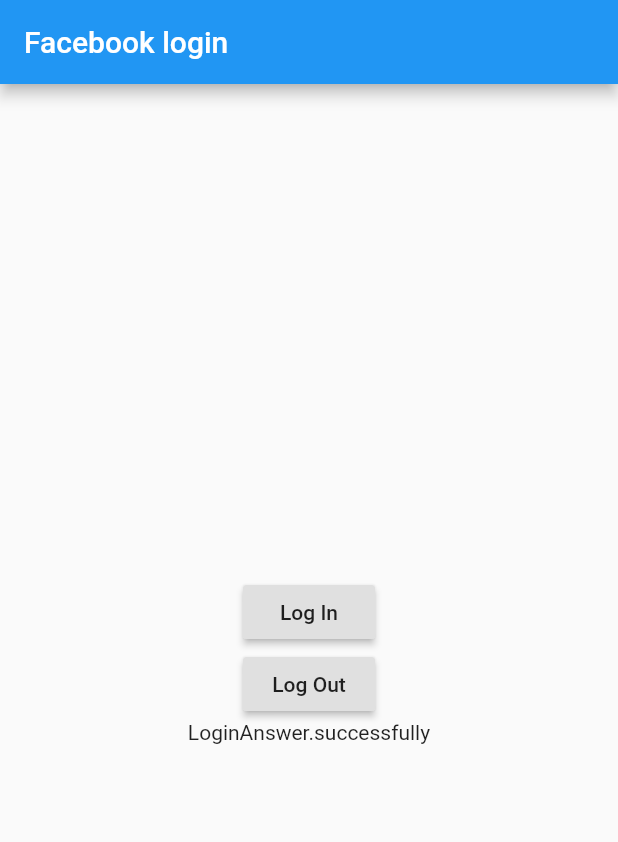
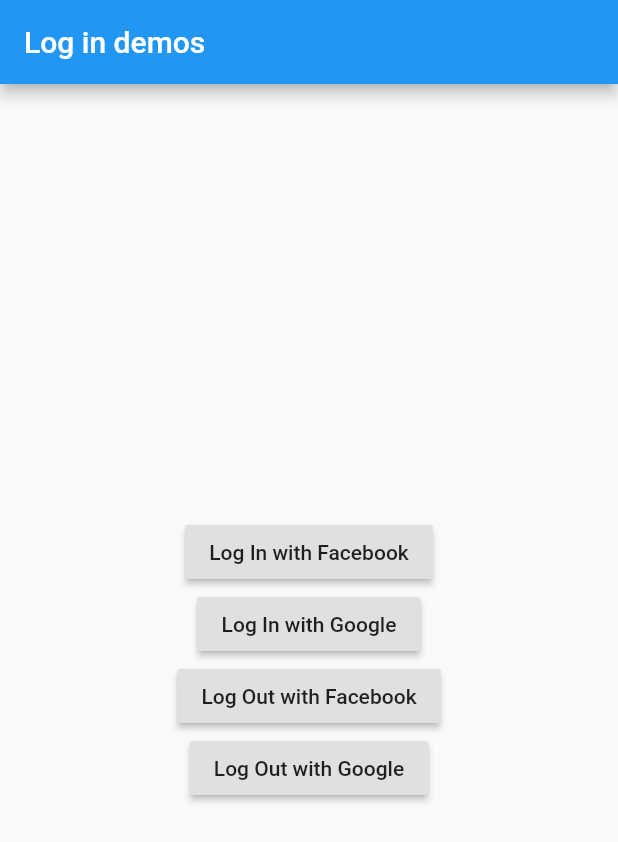
Before and after one commit to abvg9/pictron, a Flutter app: the screen it shows after launch, on a phone screen of 412 x 824 dp. Shown: the top 842 px of the screen. Run offline on Flutter 3.47's test engine with Material 2 defaults, Android fonts, the phone set to English and light mode, and no system bars; our stand-ins replace google_sign_in; missing offline and left inert: flutter_facebook_login.

Commit message:
Implemented facebook login independient of the view and fixed the privacy of a variable in google login.

```diff
--- a/lib/logic/auth/facebook/facebook_sign_client.dart
+++ b/lib/logic/auth/facebook/facebook_sign_client.dart
@@ -1,82 +1,39 @@
-import 'package:flutter/cupertino.dart';
 import 'package:flutter_facebook_login/flutter_facebook_login.dart';
-import 'package:flutter/material.dart';
 
-enum LoginAnswer { successfully, cancelled, error, logOut }
+enum SingAnswer { successfully, cancelled, error, logOut }
 
-class FacebookSignClient extends StatefulWidget {
-  const FacebookSignClient({Key key, this.title}) : super(key: key);
+class FacebookSignClient {
 
-  @override
-  _FacebookSignClientState createState() => _FacebookSignClientState();
-
-  final String title;
-}
-
-class _FacebookSignClientState extends State<FacebookSignClient> {
-  _FacebookSignClientState() {
+  FacebookSignClient() {
     _facebookLogin = FacebookLogin();
-    _infoMessage = LoginAnswer.successfully;
   }
 
   FacebookLogin _facebookLogin;
-  FacebookLoginResult _result;
-  //FacebookAccessToken _token;
-  LoginAnswer _infoMessage;
 
-  @override
-  Widget build(BuildContext context) {
-    final Widget container = Container(
-      constraints: const BoxConstraints(maxHeight: 400, maxWidth: 400),
-      padding: const EdgeInsets.all(10),
-      child: Column(
-        mainAxisAlignment: MainAxisAlignment.center,
-        crossAxisAlignment: CrossAxisAlignment.center,
-        children: <Widget>[
-          RaisedButton(
-            onPressed: _logInFacebook,
-            child: const Text('Log In'),
-          ),
-          RaisedButton(
-            onPressed: _logOutFacebook,
-            child: const Text('Log Out'),
-          ),
-          Text(_infoMessage.toString()),
-        ],
-      ),
-    );
-    return Scaffold(
-      appBar: AppBar(
-        title: const Text('Facebook login'),
-      ),
-      body: Center(child: container),
-    );
+  Future<SingAnswer> handleSignOut() async {
+    await _facebookLogin.logOut();
+    return SingAnswer.logOut;
   }
 
-  void _logOutFacebook() {
-    _facebookLogin.logOut();
-    setState(() {
-      _infoMessage = LoginAnswer.logOut;
-    });
-  }
+  Future<SingAnswer> handleSignIn() async {
 
-  Future<void> _logInFacebook() async {
     _facebookLogin.loginBehavior = FacebookLoginBehavior.webViewOnly;
-    _result = await _facebookLogin.logIn(<String>['email']);
+    final FacebookLoginResult result = await _facebookLogin.logIn(<String>
+      ['email']);
+    SingAnswer loginAnswer = SingAnswer.error;
 
-    setState(() {
-      switch (_result.status) {
+    switch (result.status) {
       case FacebookLoginStatus.loggedIn:
-          _infoMessage = LoginAnswer.successfully;
+        // send token(result.accessToken) to backend.
+        loginAnswer = SingAnswer.successfully;
         break;
       case FacebookLoginStatus.cancelledByUser:
-          _infoMessage = LoginAnswer.cancelled;
+        loginAnswer = SingAnswer.cancelled;
         break;
       case FacebookLoginStatus.error:
-          _infoMessage = LoginAnswer.error;
+        loginAnswer = SingAnswer.error;
         break;
     }
-      //_token = _result.accessToken;
-    });
+    return loginAnswer;
   }
 }
--- a/lib/logic/auth/google/google_sign_client.dart
+++ b/lib/logic/auth/google/google_sign_client.dart
@@ -10,7 +10,7 @@ class GoogleSignClient {
     _initialize();
   }
 
-  GoogleSignInAccount currentUser;
+  GoogleSignInAccount _currentUser;
   GoogleSignIn _googleSignIn;
 
   Future<void> handleSignIn() async {
@@ -23,7 +23,7 @@ class GoogleSignClient {
 
   void _initialize() {
     _googleSignIn.onCurrentUserChanged.listen((GoogleSignInAccount account) {
-      currentUser = account;
+      _currentUser = account;
     });
     _googleSignIn.signInSilently();
   }
--- a/lib/main.dart
+++ b/lib/main.dart
@@ -1,9 +1,10 @@
 import 'package:flutter/material.dart';
 import 'package:pictron/logic/auth/facebook/facebook_sign_client.dart';
+import 'package:pictron/logic/auth/google/google_sign_client.dart';
 
-void main() => runApp(Pictron());
+void main() => runApp(MyApp());
 
-class Pictron extends StatelessWidget {
+class MyApp extends StatelessWidget {
   // This widget is the root of your application.
   @override
   Widget build(BuildContext context) => MaterialApp(
@@ -20,6 +21,51 @@ class Pictron extends StatelessWidget {
       // is not restarted.
       primarySwatch: Colors.blue,
     ),
-        home: const FacebookSignClient(title: 'Demo Login with facebook'),
+    home: const MyHomePage(title: 'Log in demos'),
   );
 }
+
+class MyHomePage extends StatefulWidget {
+  const MyHomePage({Key key, this.title}) : super(key: key);
+
+  final String title;
+
+  @override
+  _MyHomePageState createState() => _MyHomePageState();
+}
+
+class _MyHomePageState extends State<MyHomePage> {
+
+  final FacebookSignClient _facebookSignClient = FacebookSignClient();
+  final GoogleSignClient _googleSignClient = GoogleSignClient();
+
+  @override
+  Widget build(BuildContext context) => Scaffold(
+    appBar: AppBar(
+      title: Text(widget.title),
+    ),
+    body: Center(
+      child: Column(
+        mainAxisAlignment: MainAxisAlignment.center,
+        children: <Widget>[
+          RaisedButton(
+            onPressed: _facebookSignClient.handleSignIn,
+            child: const Text('Log In with Facebook'),
+          ),
+          RaisedButton(
+            onPressed: _googleSignClient.handleSignIn,
+            child: const Text('Log In with Google'),
+          ),
+          RaisedButton(
+            onPressed: _facebookSignClient.handleSignIn,
+            child: const Text('Log Out with Facebook'),
+          ),
+          RaisedButton(
+            onPressed: _googleSignClient.handleSignOut,
+            child: const Text('Log Out with Google'),
+          ),
+        ],
+      ),
+    ),
+  );
+}
```
Lines whose indentation alone changed are shown as unchanged.
